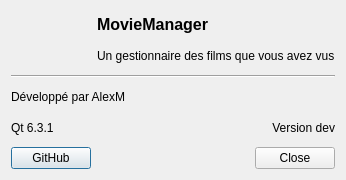
The window that Dialogs/AboutDialog.ui (AmbreM71/MovieManager) describes before a commit, drawn with Qt 5.
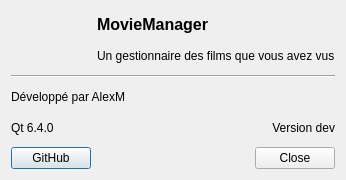
The same window after the commit. Icons and pictures are not drawn.

```diff
--- a/Dialogs/AboutDialog.ui
+++ b/Dialogs/AboutDialog.ui
@@ -23,7 +23,7 @@
    <item row="6" column="0">
     <widget class="QLabel" name="QtVersionLabel">
      <property name="text">
-      <string>Qt 6.3.1</string>
+      <string>Qt 6.4.0</string>
      </property>
     </widget>
    </item>
```
